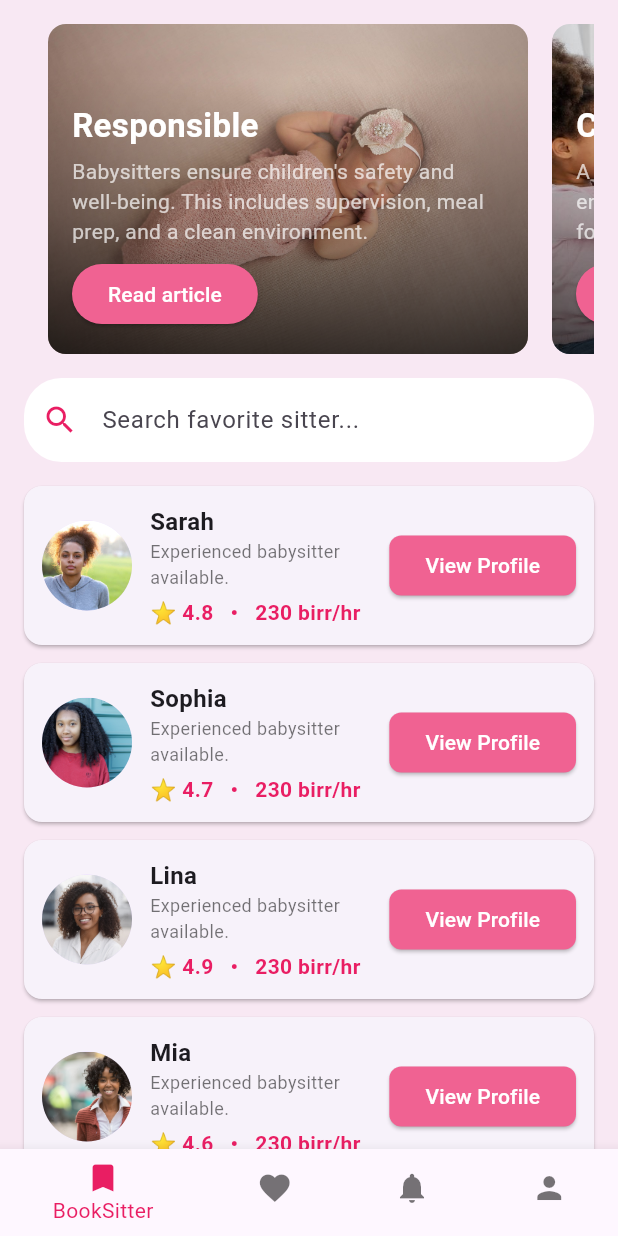
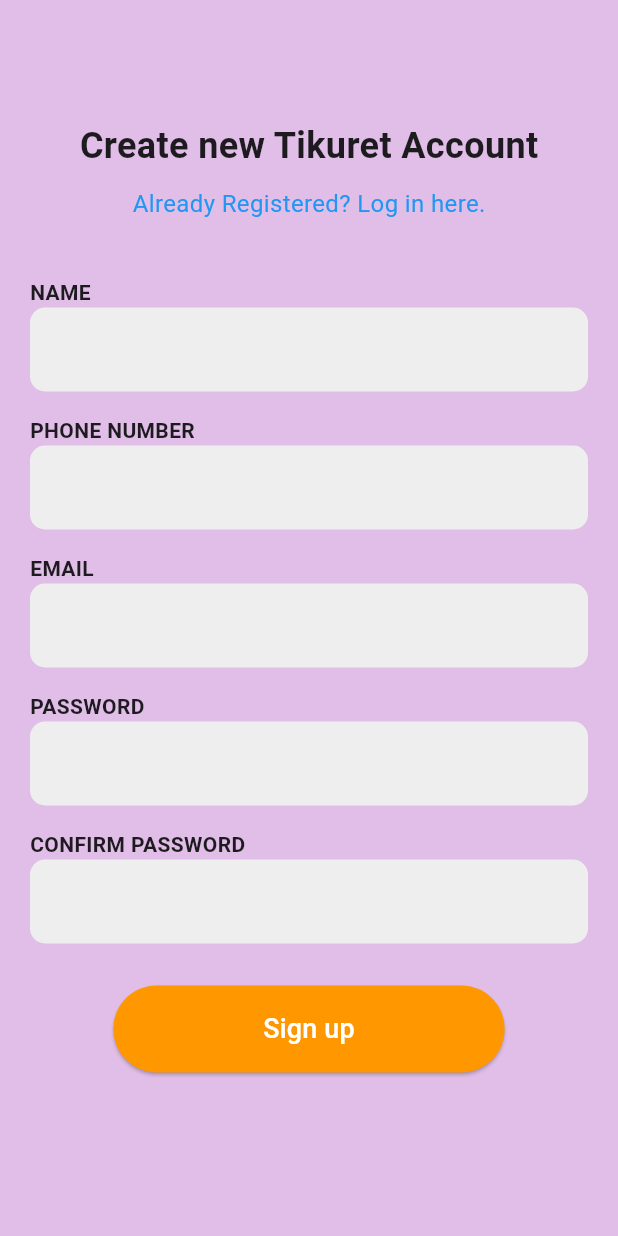
Before and after one commit to Tebibu123321/Tikuretbabysitting, a Flutter app: the screen it shows after launch, on a phone screen of 412 x 824 dp. Run offline on Flutter 3.47's test engine with Material 3 defaults, Android fonts, the light colour scheme and no system bars; our stand-ins replace image_picker.

Commit message:
signuppage and profile

```diff
--- a/lib/login.dart
+++ /dev/null
@@ -1 +0,0 @@
-import 'package:flutter/material.dart';
--- a/lib/main.dart
+++ b/lib/main.dart
@@ -1,20 +1,18 @@
 import 'package:flutter/material.dart';
-import 'home.dart';
-
+import 'signup.dart';
 
 void main() {
   runApp(const MyApp());
 }
 
-class MyApp extends StatelessWidget{
+class MyApp extends StatelessWidget {
   const MyApp({super.key});
 
   @override
-  Widget build(BuildContext context){
+  Widget build(BuildContext context) {
     return const MaterialApp(
-      // theme: ThemeData()
       debugShowCheckedModeBanner: false,
-      home: Home(),
+      home: SignupPage(),
     );
   }
 }
--- /dev/null
+++ b/lib/signup.dart
@@ -0,0 +1,113 @@
+import 'package:flutter/material.dart';
+import 'home.dart';  // Import Home to navigate after signing up
+
+class SignupPage extends StatefulWidget {
+  const SignupPage({super.key});
+
+  @override
+_SignupPageState createState() => _SignupPageState();
+}
+
+class _SignupPageState extends State<SignupPage> {
+  final _formKey = GlobalKey<FormState>();
+  final TextEditingController _nameController = TextEditingController();
+  final TextEditingController _phoneController = TextEditingController();
+  final TextEditingController _emailController = TextEditingController();
+  final TextEditingController _passwordController = TextEditingController();
+  final TextEditingController _confirmPasswordController = TextEditingController();
+
+  void _signup() {
+    if (_formKey.currentState!.validate()) {
+      Navigator.pushReplacement(
+        context,
+        MaterialPageRoute(builder: (context) => const Home()),  // Navigate to Home page
+      );
+    }
+  }
+
+  @override
+  Widget build(BuildContext context) {
+    return Scaffold(
+      backgroundColor: Colors.purple.shade100,
+      body: SingleChildScrollView(
+        child: Padding(
+          padding: const EdgeInsets.all(20.0),
+          child: Column(
+            crossAxisAlignment: CrossAxisAlignment.center,
+            children: [
+              const SizedBox(height: 60),
+              const Text(
+                "Create new Tikuret Account",
+                style: TextStyle(fontSize: 24, fontWeight: FontWeight.bold),
+              ),
+              const SizedBox(height: 10),
+              GestureDetector(
+                onTap: () {
+                  // Future login navigation
+                },
+                child: const Text(
+                  "Already Registered? Log in here.",
+                  style: TextStyle(fontSize: 16, color: Colors.blue),
+                ),
+              ),
+              const SizedBox(height: 30),
+              Form(
+                key: _formKey,
+                child: Column(
+                  children: [
+                    _buildTextField("Name", _nameController),
+                    _buildTextField("Phone Number", _phoneController, keyboardType: TextInputType.phone),
+                    _buildTextField("Email", _emailController, keyboardType: TextInputType.emailAddress),
+                    _buildTextField("Password", _passwordController, obscureText: true),
+                    _buildTextField("Confirm Password", _confirmPasswordController, obscureText: true),
+                    const SizedBox(height: 20),
+                    ElevatedButton(
+                      onPressed: _signup,
+                      style: ElevatedButton.styleFrom(
+                        backgroundColor: Colors.orange,
+                        foregroundColor: Colors.white,
+                        padding: const EdgeInsets.symmetric(horizontal: 100, vertical: 16),
+                      ),
+                      child: const Text("Sign up", style: TextStyle(fontSize: 18)),
+                    ),
+                  ],
+                ),
+              ),
+            ],
+          ),
+        ),
+      ),
+    );
+  }
+
+  Widget _buildTextField(String label, TextEditingController controller, {bool obscureText = false, TextInputType keyboardType = TextInputType.text}) {
+    return Padding(
+      padding: const EdgeInsets.symmetric(vertical: 8.0),
+      child: Column(
+        crossAxisAlignment: CrossAxisAlignment.start,
+        children: [
+          Text(label.toUpperCase(), style: const TextStyle(fontSize: 14, fontWeight: FontWeight.bold)),
+          TextFormField(
+            controller: controller,
+            obscureText: obscureText,
+            keyboardType: keyboardType,
+            decoration: InputDecoration(
+              filled: true,
+              fillColor: Colors.grey.shade200,
+              border: OutlineInputBorder(borderRadius: BorderRadius.circular(10), borderSide: BorderSide.none),
+            ),
+            validator: (value) {
+              if (value == null || value.isEmpty) {
+                return "Please enter your $label";
+              }
+              if (label == "Confirm Password" && value != _passwordController.text) {
+                return "Passwords do not match";
+              }
+              return null;
+            },
+          ),
+        ],
+      ),
+    );
+  }
+}
--- a/pubspec.yaml
+++ b/pubspec.yaml
@@ -35,6 +35,9 @@
   # The following adds the Cupertino Icons font to your application.
   # Use with the CupertinoIcons class for iOS style icons.
   cupertino_icons: ^1.0.8
+  image_picker: ^1.1.2
+  path_provider: ^2.1.5
+  intl: ^0.20.2
 
 dev_dependencies:
   flutter_test:
```
Also changed, not shown: lib/home.dart (+17 -15 lines), lib/parent_profile_page.dart (added, +345 -0 lines), pubspec.lock, 5 other files.
